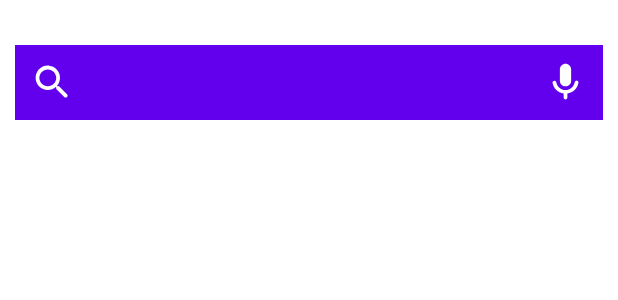
After one commit to BacnNguyen/MovieApp, an Android app: the layout fragment_search.xml on its own in the app's theme, with its tools: preview values and no code run, on a phone screen of 412 x 824 dp. The commit adds this screen. Shown: the top 300 px of the screen. Run offline under Robolectric (Android 15) with nearby library versions, the phone set to English and light mode, and no system bars.

Commit message:
Add search fragment

```diff
--- a/app/src/main/java/gst/trainingcourse/movie/data/repo/RemoteRepo.kt
+++ b/app/src/main/java/gst/trainingcourse/movie/data/repo/RemoteRepo.kt
@@ -1,6 +1,7 @@
 package gst.trainingcourse.movie.data.repo
 
 import gst.trainingcourse.movie.data.model.MovieResponse
+import gst.trainingcourse.movie.data.model.SearchResponse
 import gst.trainingcourse.movie.data.model.TvShowResponse
 
 interface RemoteRepo {
@@ -23,4 +24,6 @@ interface RemoteRepo {
     suspend fun getTVShowAiringToday(): TvShowResponse
 
     suspend fun getTVShowOnTheAir(): TvShowResponse
+
+    suspend fun search(query: String): SearchResponse
 }
--- a/app/src/main/java/gst/trainingcourse/movie/data/repo/RemoteRepoImpl.kt
+++ b/app/src/main/java/gst/trainingcourse/movie/data/repo/RemoteRepoImpl.kt
@@ -1,5 +1,6 @@
 package gst.trainingcourse.movie.data.repo
 
+import gst.trainingcourse.movie.data.model.SearchResponse
 import gst.trainingcourse.movie.data.remote.ApiService
 import gst.trainingcourse.movie.utils.extract
 import javax.inject.Inject
@@ -25,4 +26,6 @@ class RemoteRepoImpl @Inject constructor(private val api: ApiService) : RemoteRe
     override suspend fun getTVShowAiringToday() = api.getTVShowAiringToday().extract()
 
     override suspend fun getTVShowOnTheAir() = api.getTVShowOnTheAir().extract()
+
+    override suspend fun search(query: String) = api.getSearchResult(query = query).extract()
 }
--- a/app/src/main/java/gst/trainingcourse/movie/ui/activity/MainActivity.kt
+++ b/app/src/main/java/gst/trainingcourse/movie/ui/activity/MainActivity.kt
@@ -4,8 +4,7 @@ import android.os.Bundle
 import androidx.appcompat.app.AppCompatActivity
 import dagger.hilt.android.AndroidEntryPoint
 import gst.trainingcourse.movie.R
-import gst.trainingcourse.movie.ui.fragment.category.CategoryFragment
-import gst.trainingcourse.movie.ui.fragment.home.HomeFragment
+import gst.trainingcourse.movie.ui.fragment.search.SearchFragment
 
 @AndroidEntryPoint
 class MainActivity : AppCompatActivity() {
@@ -14,7 +13,7 @@ class MainActivity : AppCompatActivity() {
         setContentView(R.layout.activity_main)
 
         supportFragmentManager.beginTransaction()
-            .replace(R.id.main_container, CategoryFragment.newInstance(), CategoryFragment.TAG)
+            .replace(R.id.main_container, SearchFragment.newInstance(), SearchFragment.TAG)
             .commit()
     }
 }
--- /dev/null
+++ b/app/src/main/res/layout/fragment_search.xml
@@ -0,0 +1,59 @@
+<?xml version="1.0" encoding="utf-8"?>
+<layout xmlns:android="http://schemas.android.com/apk/res/android"
+    xmlns:app="http://schemas.android.com/apk/res-auto">
+
+    <androidx.constraintlayout.widget.ConstraintLayout
+        android:layout_width="match_parent"
+        android:layout_height="match_parent"
+        android:background="@color/bg_application"
+        android:paddingHorizontal="@dimen/dp_10">
+
+        <androidx.appcompat.widget.AppCompatAutoCompleteTextView
+            android:id="@+id/auto_complete_text_view"
+            android:layout_width="match_parent"
+            android:layout_height="@dimen/dp_50"
+            android:layout_marginTop="@dimen/dp_30"
+            android:background="@color/primary"
+            android:completionThreshold="0"
+            android:imeOptions="actionSearch"
+            android:inputType="text"
+            android:maxLines="1"
+            android:paddingHorizontal="@dimen/dp_50"
+            app:layout_constraintEnd_toEndOf="parent"
+            app:layout_constraintStart_toStartOf="parent"
+            app:layout_constraintTop_toTopOf="parent" />
+
+        <androidx.appcompat.widget.AppCompatImageView
+            android:layout_width="0dp"
+            android:layout_height="0dp"
+            android:padding="@dimen/dp_10"
+            android:src="@drawable/ic_search"
+            app:layout_constraintBottom_toBottomOf="@id/auto_complete_text_view"
+            app:layout_constraintDimensionRatio="1:1"
+            app:layout_constraintStart_toStartOf="@id/auto_complete_text_view"
+            app:layout_constraintTop_toTopOf="@id/auto_complete_text_view" />
+
+        <androidx.appcompat.widget.AppCompatImageView
+            android:id="@+id/image_mic"
+            android:layout_width="0dp"
+            android:layout_height="0dp"
+            android:padding="@dimen/dp_10"
+            android:src="@drawable/ic_mic"
+            app:layout_constraintBottom_toBottomOf="@id/auto_complete_text_view"
+            app:layout_constraintDimensionRatio="1:1"
+            app:layout_constraintEnd_toEndOf="@id/auto_complete_text_view"
+            app:layout_constraintTop_toTopOf="@id/auto_complete_text_view" />
+
+        <androidx.recyclerview.widget.RecyclerView
+            android:id="@+id/recycler_view"
+            android:layout_width="match_parent"
+            android:layout_height="0dp"
+            android:layout_marginTop="@dimen/dp_20"
+            android:orientation="vertical"
+            app:layoutManager="androidx.recyclerview.widget.LinearLayoutManager"
+            app:layout_constraintBottom_toBottomOf="parent"
+            app:layout_constraintTop_toBottomOf="@id/auto_complete_text_view" />
+
+    </androidx.constraintlayout.widget.ConstraintLayout>
+
+</layout>
```
Also changed, not shown: app/src/main/java/gst/trainingcourse/movie/data/repo/LocalRepo.kt (+7 -0 lines), app/src/main/java/gst/trainingcourse/movie/data/repo/LocalRepoImpl.kt (+7 -0 lines), app/src/main/java/gst/trainingcourse/movie/data/room/AppDao.kt (+11 -0 lines), app/src/main/java/gst/trainingcourse/movie/helper/LinearVerticalItemDecoration.kt (added, +13 -0 lines), app/src/main/java/gst/trainingcourse/movie/ui/fragment/search/SearchFragment.kt (added, +90 -0 lines), app/src/main/java/gst/trainingcourse/movie/ui/fragment/search/SearchViewModel.kt (added, +37 -0 lines), app/src/main/java/gst/trainingcourse/movie/ui/fragment/search/adapter/SearchAdapter.kt (added, +60 -0 lines), app/src/main/res/layout/item_search.xml (added, +46 -0 lines).
